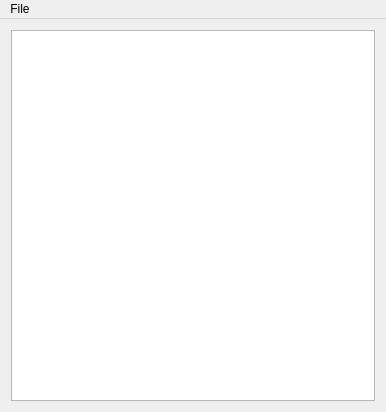
The window that Tetris/Tetris/gui/mainwindow.ui (LBerntsen/Tetris) describes before a commit, drawn with Qt 5.
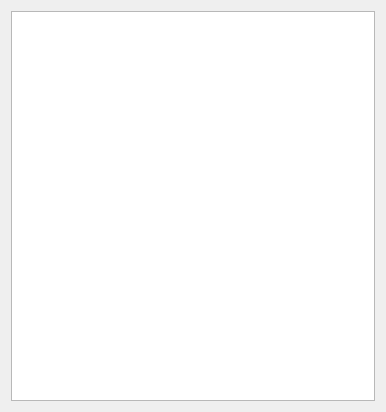
The same window after the commit.

Patch:
```diff
--- a/Tetris/Tetris/gui/mainwindow.ui
+++ b/Tetris/Tetris/gui/mainwindow.ui
@@ -22,27 +22,23 @@
   <widget class="QWidget" name="centralWidget">
    <layout class="QGridLayout" name="gridLayout">
     <item row="0" column="0">
-     <widget class="QGraphicsView" name="mView"/>
+     <widget class="QGraphicsView" name="mView">
+      <property name="frameShape">
+       <enum>QFrame::StyledPanel</enum>
+      </property>
+      <property name="frameShadow">
+       <enum>QFrame::Sunken</enum>
+      </property>
+      <property name="verticalScrollBarPolicy">
+       <enum>Qt::ScrollBarAlwaysOff</enum>
+      </property>
+      <property name="horizontalScrollBarPolicy">
+       <enum>Qt::ScrollBarAlwaysOff</enum>
+      </property>
+     </widget>
     </item>
    </layout>
   </widget>
-  <widget class="QMenuBar" name="menuBar">
-   <property name="geometry">
-    <rect>
-     <x>0</x>
-     <y>0</y>
-     <width>386</width>
-     <height>21</height>
-    </rect>
-   </property>
-   <widget class="QMenu" name="menuFile">
-    <property name="title">
-     <string>File</string>
-    </property>
-    <addaction name="mExit"/>
-   </widget>
-   <addaction name="menuFile"/>
-  </widget>
   <action name="mExit">
    <property name="text">
     <string>Exit</string>
```
